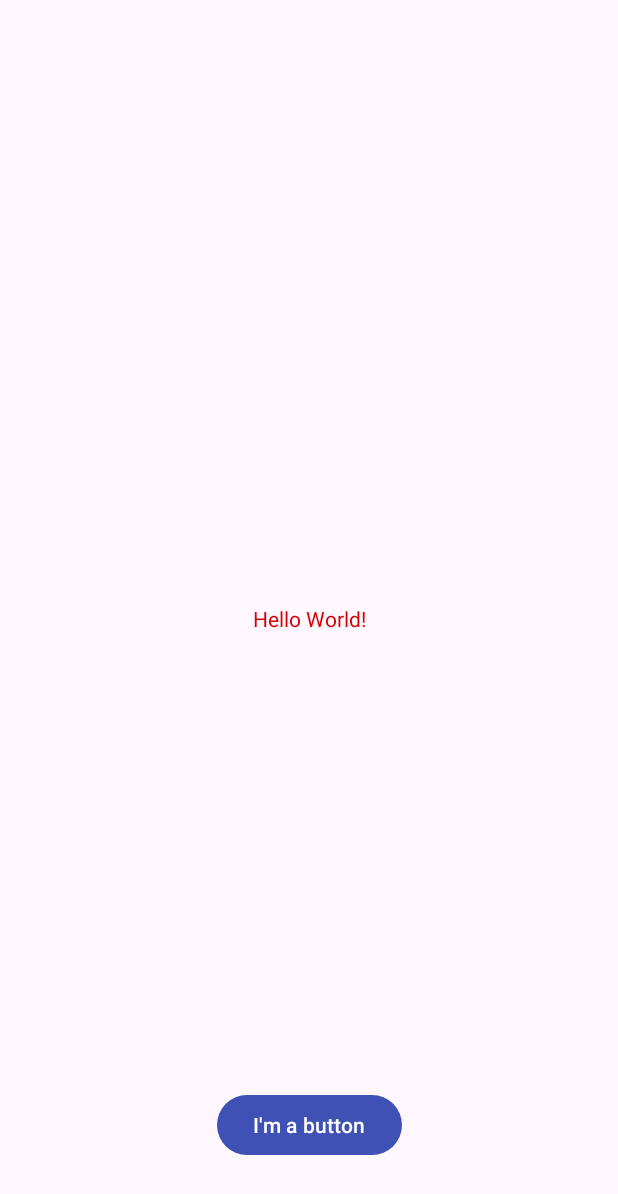
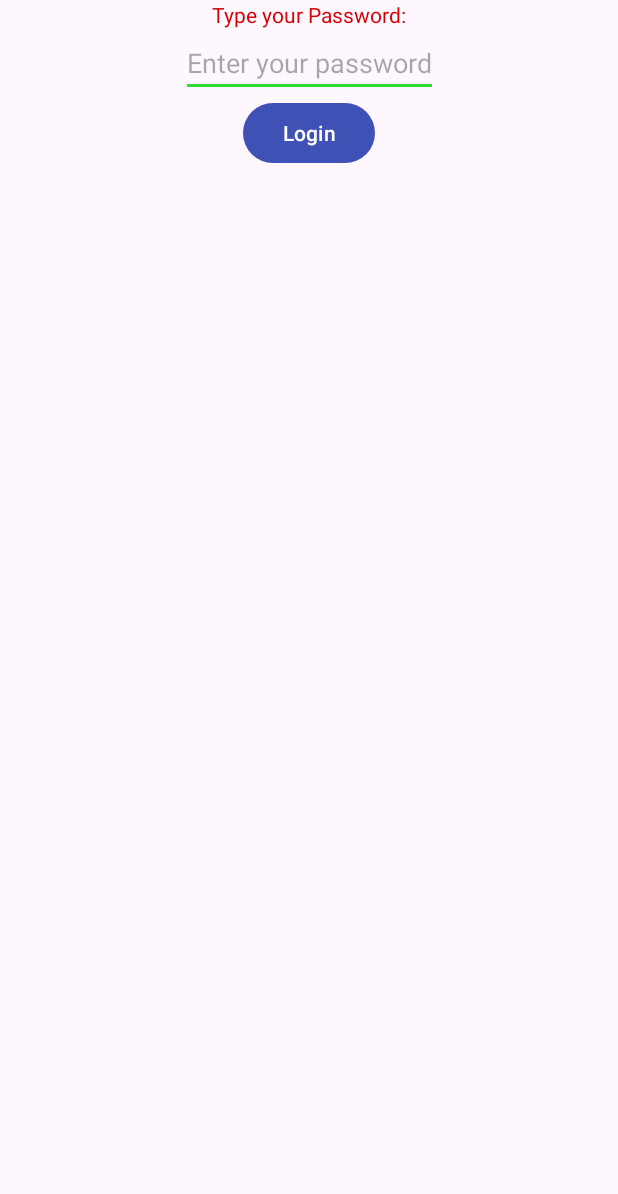
Before and after one commit to hansac23/Hans_Android_Lab01, an Android app: the screen it shows after launch (MainActivity), on a phone screen of 412 x 824 dp. Shown: the top 1194 px of the screen. Run offline under Robolectric (Android 15) with nearby library versions, the phone set to English and light mode, and no system bars.

Commit message:
Week5 Corrected

```diff
--- a/app/build.gradle
+++ b/app/build.gradle
@@ -33,6 +33,7 @@ dependencies {
     implementation 'androidx.appcompat:appcompat:1.6.1'
     implementation 'com.google.android.material:material:1.5.0'
     implementation 'androidx.constraintlayout:constraintlayout:2.1.4'
+    implementation files('/Users/hansvinvenetheethan/Library/Android/sdk/platforms/android-33/android.jar')
     testImplementation 'junit:junit:4.13.2'
     androidTestImplementation 'androidx.test.ext:junit:1.1.5'
     androidTestImplementation 'androidx.test.espresso:espresso-core:3.5.1'
--- a/app/src/main/res/layout/activity_main.xml
+++ b/app/src/main/res/layout/activity_main.xml
@@ -7,21 +7,36 @@
     tools:context=".MainActivity">
 
     <TextView
+        android:id="@+id/textview"
         android:layout_width="wrap_content"
         android:layout_height="wrap_content"
-        android:text="@string/hello_message"
-        app:layout_constraintBottom_toBottomOf="parent"
+        android:text="Type your Password:"
+        app:layout_constraintStart_toStartOf="parent"
         app:layout_constraintEnd_toEndOf="parent"
+        app:layout_constraintTop_toTopOf="parent"
+        app:layout_constraintVertical_bias="0.2" />
+
+    <EditText
+        android:id="@+id/passwordEditText"
+        android:layout_width="wrap_content"
+        android:layout_height="wrap_content"
+        android:layout_gravity="center"
         app:layout_constraintStart_toStartOf="parent"
-        app:layout_constraintTop_toTopOf="parent"></TextView>
+        app:layout_constraintEnd_toEndOf="parent"
+        app:layout_constraintTop_toBottomOf="@id/textview"
+        app:layout_constraintVertical_bias="0.2"
+        android:hint="Enter your password" />
+
 
     <Button
+        android:id="@+id/loginButton"
         android:layout_width="wrap_content"
         android:layout_height="wrap_content"
-        android:layout_marginBottom="50dp"
-        android:text="@string/button_message"
-        app:layout_constraintBottom_toBottomOf="parent"
+        android:layout_gravity="center"
+        app:layout_constraintStart_toStartOf="parent"
         app:layout_constraintEnd_toEndOf="parent"
-        app:layout_constraintHorizontal_bias="0.5"
-        app:layout_constraintStart_toStartOf="parent"></Button>
+        app:layout_constraintTop_toBottomOf="@+id/passwordEditText"
+        app:layout_constraintVertical_bias="0.2"
+        android:text="Login" />
+
 </androidx.constraintlayout.widget.ConstraintLayout>
```
Also changed, not shown: app/src/main/java/algonquin/cst2335/vene0018/MainActivity.java (+110 -2 lines).
